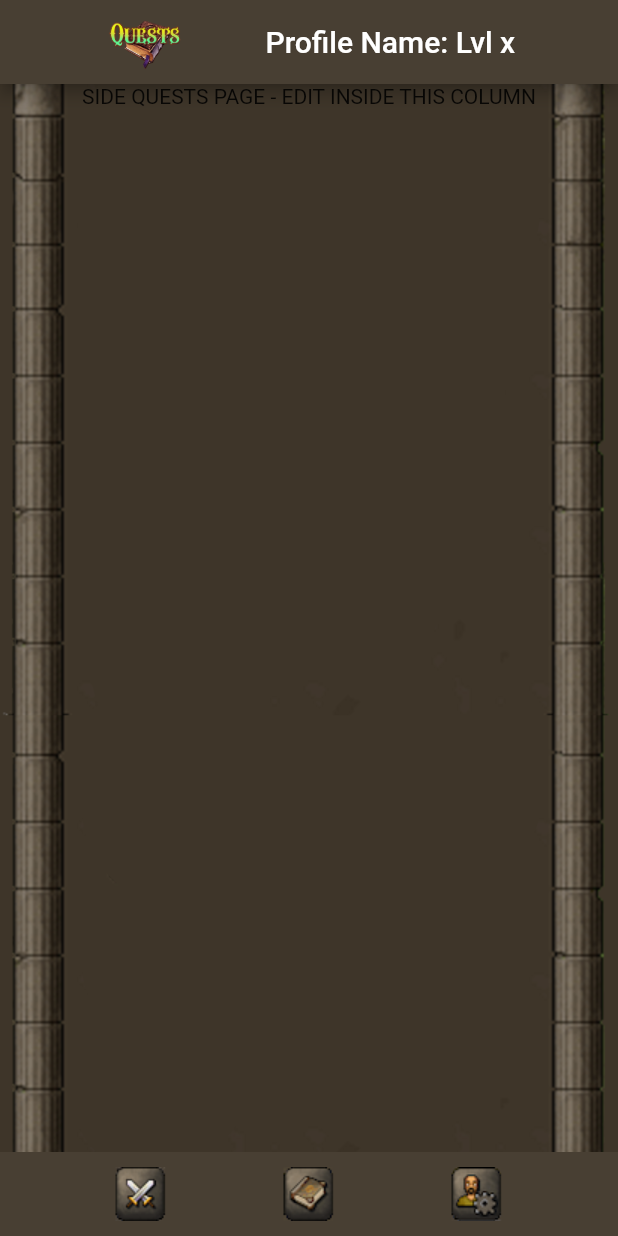
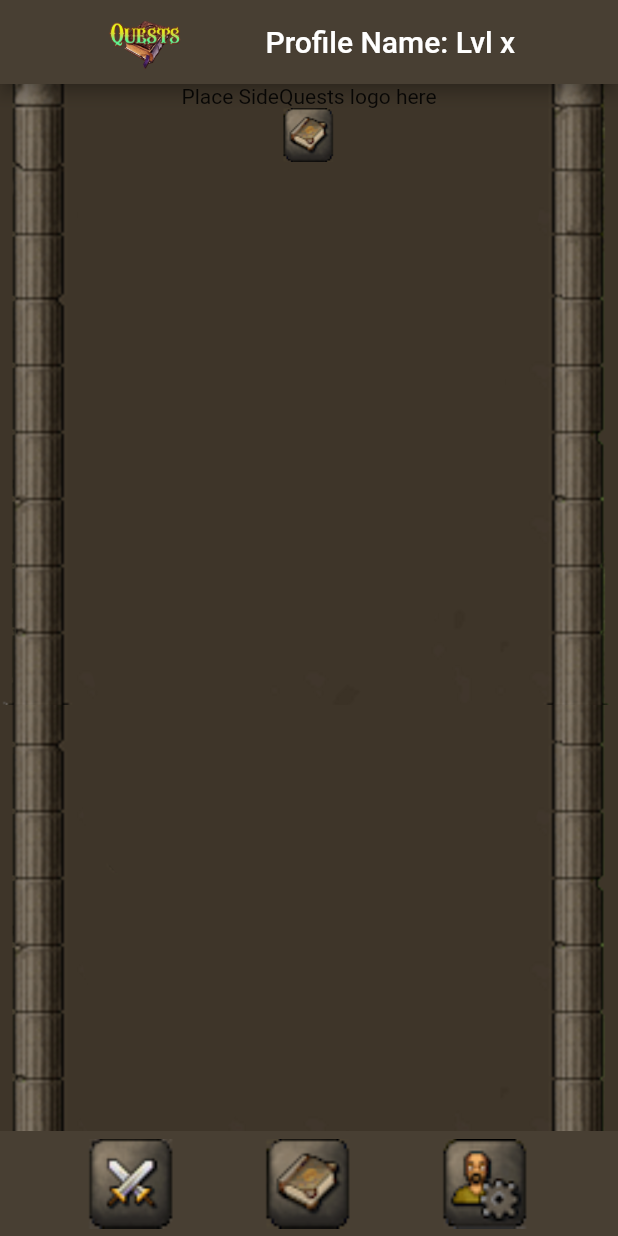
Before and after one commit to mash808/hackathon, a Flutter app: the screen it shows after launch, item 2 of the bottom bar chosen, on a phone screen of 412 x 824 dp. Run offline on Flutter 3.47's test engine with Material 2 defaults, Android fonts, the light colour scheme and no system bars.

Commit message:
make bottom logos bigger

```diff
--- a/lib/nav_bar_bottom.dart
+++ b/lib/nav_bar_bottom.dart
@@ -17,7 +17,7 @@ class _NavBarBottomState extends State<NavBarBottom> {
   Widget build(BuildContext context) {
     return Container(
       width: double.infinity,
-      height: 56,
+      height: 70,
       decoration: const BoxDecoration(color: kOsrsBrown),
       child: Row(
         mainAxisAlignment: MainAxisAlignment.spaceEvenly,
@@ -26,18 +26,21 @@ class _NavBarBottomState extends State<NavBarBottom> {
             onTap: () => widget.handleTap(0),
             child: Image.asset(
               'images/quests.png',
+              scale: 0.6,
             ),
           ),
           GestureDetector(
             onTap: () => widget.handleTap(1),
             child: Image.asset(
               'images/book.png',
+              scale: 0.6,
             ),
           ),
           GestureDetector(
             onTap: () => widget.handleTap(2),
             child: Image.asset(
               'images/character.png',
+              scale: 0.6,
             ),
           ),
         ],
--- a/lib/side_quest_screen/side_quests.dart
+++ b/lib/side_quest_screen/side_quests.dart
@@ -9,7 +9,9 @@ class SideQuests extends StatelessWidget {
     return ColumnWrapper(
       child: Column(
         children: [
-          const Text('SIDE QUESTS PAGE - EDIT INSIDE THIS COLUMN'),
+          const Text('Place SideQuests logo here'),
+          Image.asset('images/book.png'), //
+
         ],
       ),
     );
```
